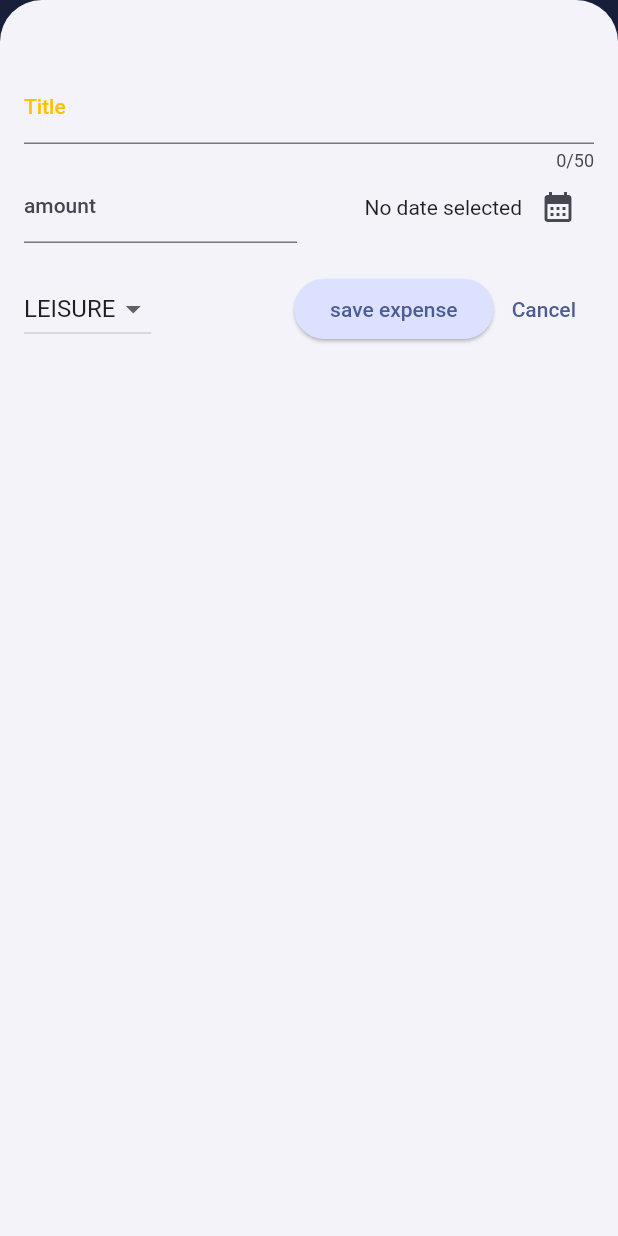
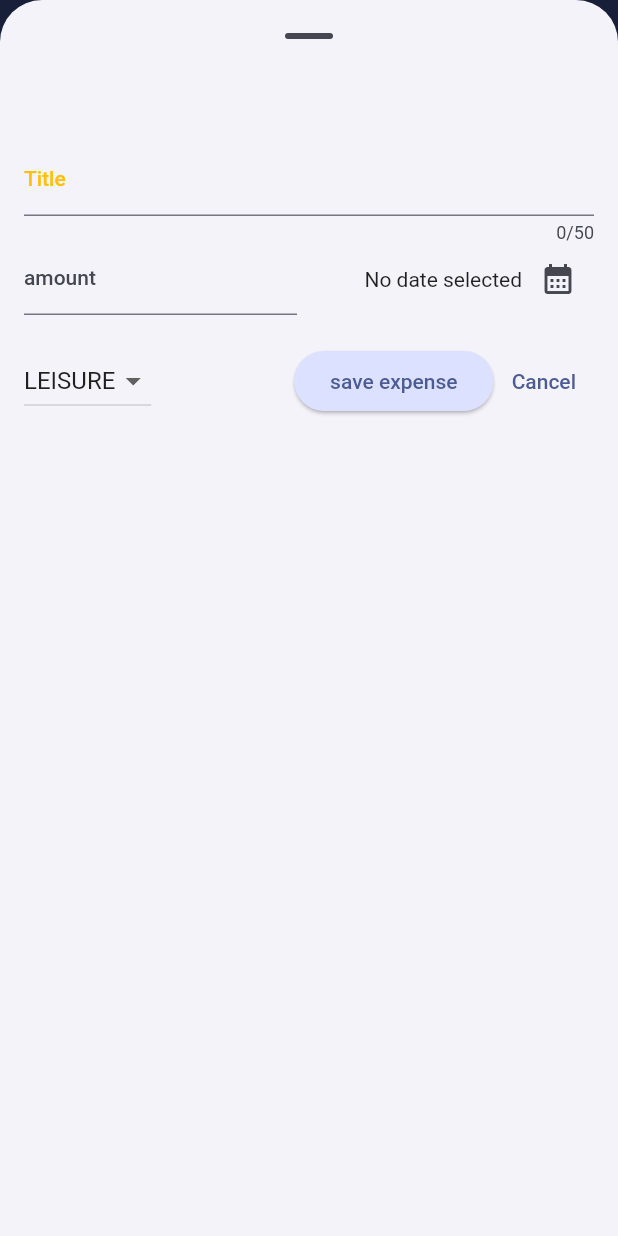
Before and after one commit to yusera-ansari-at-git/expense-tracker-flutter-course-udemyy, a Flutter app: the screen it shows after launch, after a tap on the "add" icon, on a phone screen of 412 x 824 dp. Run offline on Flutter 3.47's test engine with Material 2 defaults, Android fonts, the phone set to English and light mode, and no system bars.

Commit message:
Updating Ui based on available space

```diff
--- a/lib/main.dart
+++ b/lib/main.dart
@@ -1,5 +1,5 @@
 import 'package:flutter/material.dart';
-
+import 'package:flutter/services.dart';
 import 'package:tracker_app/src/screens/expenses.dart';
 
 var kColorSheme = ColorScheme.fromSeed(
@@ -11,6 +11,9 @@ var kDarkColorScheme = ColorScheme.fromSeed(
   seedColor: Color.fromRGBO(53, 4, 27, 1),
 );
 void main() {
+  // WidgetsFlutterBinding.ensureInitialized();
+  // SystemChrome.setPreferredOrientations([DeviceOrientation.portraitUp])
+  //     .then((value) => runApp(const MyApp()));
   runApp(const MyApp());
 }
 
--- a/lib/src/screens/expenses.dart
+++ b/lib/src/screens/expenses.dart
@@ -38,6 +38,8 @@ class _ExpensesState extends State<Expenses> {
 
   void _openAddExpenseOverlay() {
     showModalBottomSheet(
+        useSafeArea: true,
+        showDragHandle: true,
         isScrollControlled: true,
         context: context,
         builder: (_) {
@@ -80,6 +82,10 @@ class _ExpensesState extends State<Expenses> {
 
   @override
   Widget build(BuildContext context) {
+    final double height = MediaQuery.of(context).size.height;
+    final double width = MediaQuery.of(context).size.width;
+    final bool isNotPortraitMode = width > height;
+
     Widget mainContent = const Center(
       child: Center(
         child: Text("No expenses found. Start adding some!"),
@@ -104,12 +110,19 @@ class _ExpensesState extends State<Expenses> {
           "Expense Tracker",
         ),
       ),
-      body: Column(
-        children: [
-          Chart(expenses: _registeredExpenses),
-          mainContent,
-        ],
-      ),
+      body: isNotPortraitMode
+          ? Row(
+              children: [
+                Expanded(child: Chart(expenses: _registeredExpenses)),
+                mainContent,
+              ],
+            )
+          : Column(
+              children: [
+                Chart(expenses: _registeredExpenses),
+                mainContent,
+              ],
+            ),
     );
   }
 }
```
